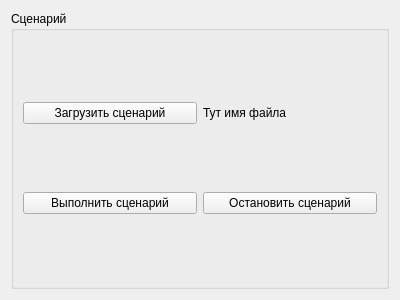
First picture: the form in PPB_GUI_Sandbox/scenariowidget.ui, repository Anatolichka2202/PPB_Project, before the edit.
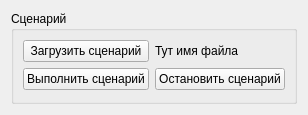
Second picture: the form after the edit.

Commit message: косметические изменения в UI

The edit to the form file:
```diff
--- a/PPB_GUI_Sandbox/scenariowidget.ui
+++ b/PPB_GUI_Sandbox/scenariowidget.ui
@@ -6,8 +6,8 @@
    <rect>
     <x>0</x>
     <y>0</y>
-    <width>400</width>
-    <height>300</height>
+    <width>302</width>
+    <height>115</height>
    </rect>
   </property>
   <property name="windowTitle">
```
The commit also changes 5 other files.
